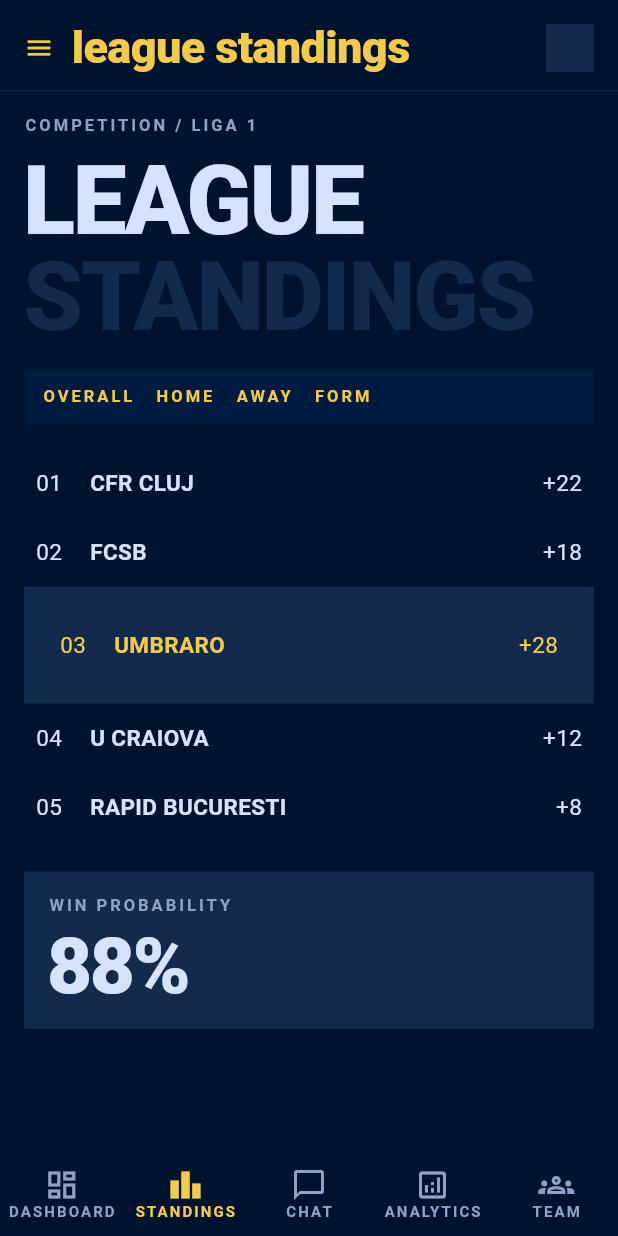
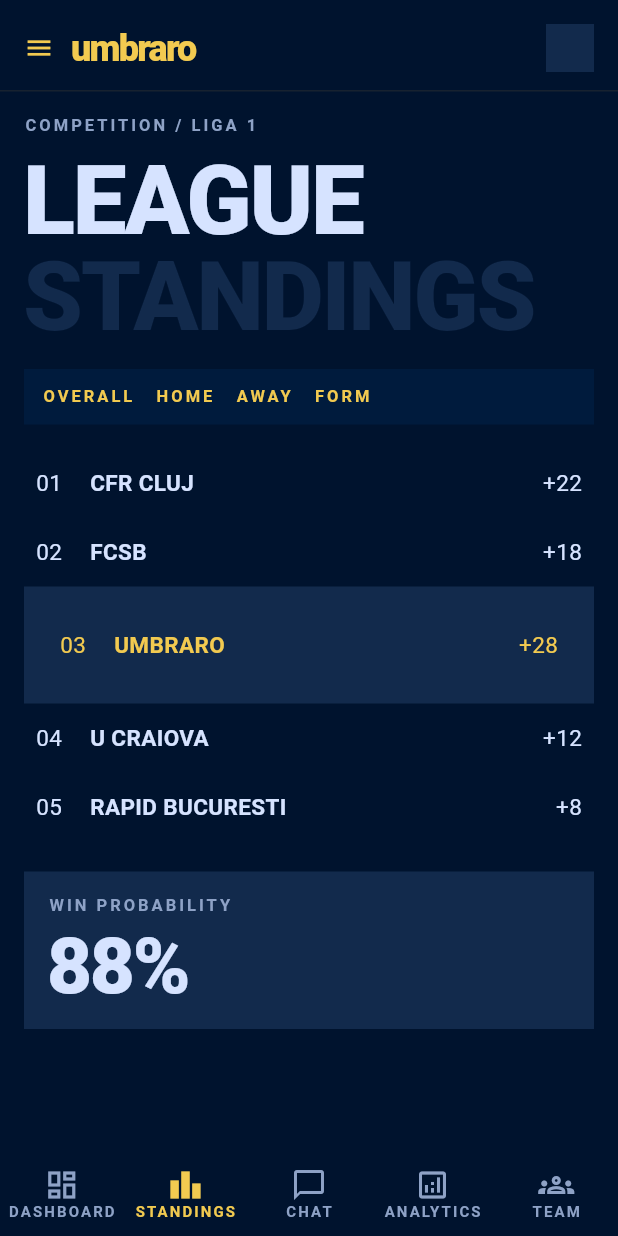
Before and after one commit to Baieti-de-oras-UCluj-Hackathon/ucluj-hackathon, a Flutter app: the screen it shows after launch, item 2 of the bottom bar chosen, on a phone screen of 412 x 824 dp. Run offline on Flutter 3.47's test engine with Material 3 defaults, Android fonts, the phone set to English and light mode, and no system bars; Roboto replaces fonts that are missing (Epilogue).

Commit message:
Use fixed UmbraRo brand label across all pages
Make the top header consistently render the UmbraRo label with the requested Epilogue styling and remove per-screen title substitutions from the shared header.

Made-with: Cursor

```diff
--- a/lib/core/widgets/app_scaffold.dart
+++ b/lib/core/widgets/app_scaffold.dart
@@ -2,12 +2,10 @@ import 'package:flutter/material.dart';
 
 import '../theme/color_tokens.dart';
 import '../theme/spacing_tokens.dart';
-import '../theme/typography_tokens.dart';
 import 'app_bottom_nav.dart';
 
 class AppScaffold extends StatelessWidget {
   const AppScaffold({
-    required this.title,
     required this.currentTab,
     required this.body,
     required this.onTabSelected,
@@ -15,7 +13,6 @@ class AppScaffold extends StatelessWidget {
     super.key,
   });
 
-  final String title;
   final AppTab currentTab;
   final Widget body;
   final ValueChanged<AppTab> onTabSelected;
@@ -38,12 +35,23 @@ class AppScaffold extends StatelessWidget {
                 children: [
                   const Icon(Icons.menu, size: 20, color: ColorTokens.accent),
                   const SizedBox(width: SpacingTokens.sm),
-                  Text(
-                    title.toLowerCase(),
-                    style: TypographyTokens.headline.copyWith(
-                      fontSize: 30,
-                      color: ColorTokens.accent,
-                      letterSpacing: -0.4,
+                  const SizedBox(
+                    width: 115,
+                    height: 32,
+                    child: Align(
+                      alignment: Alignment.centerLeft,
+                      child: Text(
+                        'umbraro',
+                        style: TextStyle(
+                          fontFamily: 'Epilogue',
+                          fontStyle: FontStyle.normal,
+                          fontWeight: FontWeight.w800,
+                          fontSize: 24,
+                          height: 1 / 24,
+                          letterSpacing: -1.2,
+                          color: ColorTokens.accent,
+                        ),
+                      ),
                     ),
                   ),
                   const Spacer(),
--- a/lib/features/analytics/presentation/analytics_screen.dart
+++ b/lib/features/analytics/presentation/analytics_screen.dart
@@ -19,7 +19,6 @@ class AnalyticsScreen extends StatelessWidget {
   @override
   Widget build(BuildContext context) {
     return AppScaffold(
-      title: 'Analytics',
       currentTab: AppTab.analytics,
       onTabSelected: onTabSelected,
       body: ListView(
--- a/lib/features/chat/presentation/chat_screen.dart
+++ b/lib/features/chat/presentation/chat_screen.dart
@@ -18,7 +18,6 @@ class ChatScreen extends StatelessWidget {
   @override
   Widget build(BuildContext context) {
     return AppScaffold(
-      title: 'Manager Chat',
       currentTab: AppTab.chat,
       onTabSelected: onTabSelected,
       body: ListView(
--- a/lib/features/dashboard/presentation/dashboard_screen.dart
+++ b/lib/features/dashboard/presentation/dashboard_screen.dart
@@ -18,7 +18,6 @@ class DashboardScreen extends StatelessWidget {
   @override
   Widget build(BuildContext context) {
     return AppScaffold(
-      title: 'UmbraRo',
       currentTab: AppTab.dashboard,
       onTabSelected: onTabSelected,
       body: ListView(
--- a/lib/features/standings/presentation/standings_screen.dart
+++ b/lib/features/standings/presentation/standings_screen.dart
@@ -18,7 +18,6 @@ class StandingsScreen extends StatelessWidget {
   @override
   Widget build(BuildContext context) {
     return AppScaffold(
-      title: 'League Standings',
       currentTab: AppTab.standings,
       onTabSelected: onTabSelected,
       body: ListView(
--- a/lib/features/team/presentation/team_screen.dart
+++ b/lib/features/team/presentation/team_screen.dart
@@ -19,7 +19,6 @@ class TeamScreen extends StatelessWidget {
   @override
   Widget build(BuildContext context) {
     return AppScaffold(
-      title: 'Team',
       currentTab: AppTab.team,
       onTabSelected: onTabSelected,
       body: ListView(
```
